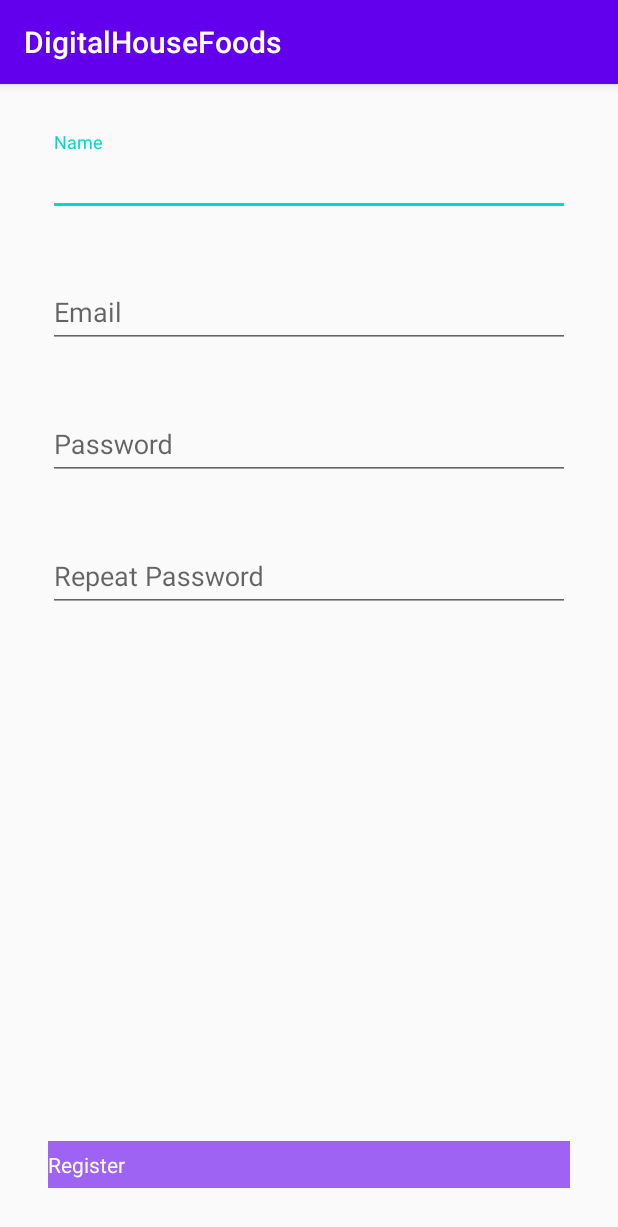
After one commit to analuramalho/DESAFIO_KOTLIN_02, an Android app: the fragment RegisterFragment shown on its own in the app's theme, on a phone screen of 412 x 824 dp. The commit adds this screen. Shown: the top 1227 px of the screen. Run offline under Robolectric (Android 15) with nearby library versions, the phone set to English and light mode, and no system bars.

Commit message:
Criação do RegisterFragment

```diff
--- /dev/null
+++ b/DigitalHouseFoods/app/src/main/java/com/example/digitalhousefoods/register/view/RegisterFragment.kt
@@ -0,0 +1,32 @@
+package com.example.digitalhousefoods.register.view
+
+import android.os.Bundle
+import androidx.fragment.app.Fragment
+import android.view.LayoutInflater
+import android.view.View
+import android.view.ViewGroup
+import com.example.digitalhousefoods.R
+
+class RegisterFragment : Fragment() {
+
+
+    override fun onCreate(savedInstanceState: Bundle?) {
+        super.onCreate(savedInstanceState)
+
+    }
+
+    override fun onCreateView(
+        inflater: LayoutInflater, container: ViewGroup?,
+        savedInstanceState: Bundle?
+    ): View? {
+        // Inflate the layout for this fragment
+        return inflater.inflate(R.layout.fragment_register, container, false)
+    }
+
+    companion object {
+
+        @JvmStatic
+        fun newInstance() =
+            RegisterFragment()
+    }
+}
--- a/DigitalHouseFoods/app/src/main/res/layout/fragment_login.xml
+++ b/DigitalHouseFoods/app/src/main/res/layout/fragment_login.xml
@@ -8,7 +8,7 @@
     tools:context=".login.view.LoginFragment">
 
         <com.google.android.material.textfield.TextInputLayout
-        android:id="@+id/txtEmail"
+            android:id="@+id/txtEmailLogin"
             android:layout_width="match_parent"
             android:layout_height="wrap_content"
             android:hint="@string/email"
@@ -17,21 +17,24 @@
 
             <com.google.android.material.textfield.TextInputEditText
                 android:layout_width="match_parent"
-            android:layout_height="wrap_content" />
+                android:layout_height="wrap_content"
+                android:inputType="textEmailAddress"/>
         </com.google.android.material.textfield.TextInputLayout>
 
         <com.google.android.material.textfield.TextInputLayout
-        android:id="@+id/txtSenha"
+            android:id="@+id/txtPasswordLogin"
             android:layout_width="match_parent"
             android:layout_height="wrap_content"
             android:layout_marginTop="@dimen/marginTop"
-        android:hint="@string/senha"
+            android:hint="@string/password"
+            app:endIconMode="password_toggle"
             app:layout_constraintStart_toStartOf="parent"
-        app:layout_constraintTop_toBottomOf="@+id/txtEmail">
+            app:layout_constraintTop_toBottomOf="@+id/txtEmailLogin">
 
             <com.google.android.material.textfield.TextInputEditText
                 android:layout_width="match_parent"
-            android:layout_height="wrap_content" />
+                android:layout_height="wrap_content"
+                android:inputType="textPassword"/>
         </com.google.android.material.textfield.TextInputLayout>
 
 
@@ -45,28 +48,31 @@
             android:background="#9AFF0000"
             app:layout_constraintEnd_toEndOf="parent"
             app:layout_constraintStart_toStartOf="parent"
-        app:layout_constraintTop_toBottomOf="@+id/txtSenha" />
+            app:layout_constraintTop_toBottomOf="@+id/txtPasswordLogin" />
 
         <TextView
             android:id="@+id/textView"
             android:layout_width="wrap_content"
             android:layout_height="wrap_content"
             android:layout_marginTop="@dimen/marginTop"
+            android:layout_marginBottom="250dp"
             android:gravity="center"
             android:text="@string/or"
+            app:layout_constraintBottom_toTopOf="@+id/btnRegisterLogin"
             app:layout_constraintEnd_toEndOf="parent"
             app:layout_constraintStart_toStartOf="parent"
             app:layout_constraintTop_toBottomOf="@+id/btnLogin" />
 
 
         <com.google.android.material.button.MaterialButton
-        android:id="@+id/btnRegister"
+            android:id="@+id/btnRegisterLogin"
             android:layout_width="match_parent"
             android:layout_height="wrap_content"
             android:layout_marginTop="@dimen/marginTop"
+            android:background="#8A9C9B9B"
             android:text="@string/register"
             android:textColor="#FFFFFF"
-        android:background="#8A9C9B9B"
+            app:layout_constraintBottom_toBottomOf="parent"
             app:layout_constraintEnd_toEndOf="parent"
             app:layout_constraintStart_toStartOf="parent"
             app:layout_constraintTop_toBottomOf="@+id/textView" />
--- /dev/null
+++ b/DigitalHouseFoods/app/src/main/res/layout/fragment_register.xml
@@ -0,0 +1,104 @@
+<?xml version="1.0" encoding="utf-8"?>
+<androidx.constraintlayout.widget.ConstraintLayout xmlns:android="http://schemas.android.com/apk/res/android"
+    xmlns:app="http://schemas.android.com/apk/res-auto"
+    xmlns:tools="http://schemas.android.com/tools"
+    android:layout_width="match_parent"
+    android:layout_height="match_parent"
+    android:padding="@dimen/padding"
+    tools:context=".register.view.RegisterFragment">
+
+
+    <com.google.android.material.textfield.TextInputLayout
+        android:id="@+id/txtNameRegister"
+        android:layout_width="match_parent"
+        android:layout_height="wrap_content"
+        android:layout_marginStart="16dp"
+        android:layout_marginTop="16dp"
+        android:layout_marginEnd="16dp"
+        android:hint="@string/name"
+        app:layout_constraintEnd_toEndOf="parent"
+        app:layout_constraintStart_toStartOf="parent"
+        app:layout_constraintTop_toTopOf="parent">
+
+
+        <com.google.android.material.textfield.TextInputEditText
+            android:layout_width="match_parent"
+            android:layout_height="wrap_content" />
+    </com.google.android.material.textfield.TextInputLayout>
+
+
+    <com.google.android.material.textfield.TextInputLayout
+        android:id="@+id/txtEmailRegister"
+        android:layout_width="match_parent"
+        android:layout_height="wrap_content"
+        android:layout_marginStart="16dp"
+        android:layout_marginTop="32dp"
+        android:layout_marginEnd="16dp"
+        android:hint="@string/email"
+        app:layout_constraintEnd_toEndOf="parent"
+        app:layout_constraintStart_toStartOf="parent"
+        app:layout_constraintTop_toBottomOf="@+id/txtNameRegister">
+
+
+        <com.google.android.material.textfield.TextInputEditText
+            android:layout_width="match_parent"
+            android:layout_height="wrap_content"
+            android:inputType="textEmailAddress"/>
+    </com.google.android.material.textfield.TextInputLayout>
+
+    <com.google.android.material.textfield.TextInputLayout
+        android:id="@+id/txtPasswordRegister"
+        android:layout_width="match_parent"
+        android:layout_height="wrap_content"
+        android:layout_marginStart="16dp"
+        android:layout_marginTop="@dimen/marginTop"
+        android:layout_marginEnd="16dp"
+        android:hint="@string/password"
+        app:layout_constraintEnd_toEndOf="parent"
+        app:layout_constraintStart_toStartOf="parent"
+        app:layout_constraintTop_toBottomOf="@+id/txtEmailRegister">
+
+        <com.google.android.material.textfield.TextInputEditText
+            android:layout_width="match_parent"
+            android:layout_height="wrap_content"
+            android:inputType="textPassword"/>
+
+    </com.google.android.material.textfield.TextInputLayout>
+
+
+    <com.google.android.material.textfield.TextInputLayout
+        android:id="@+id/txtPasswordRepeatRegister"
+        android:layout_width="match_parent"
+        android:layout_height="wrap_content"
+        android:layout_marginStart="16dp"
+        android:layout_marginTop="32dp"
+        android:layout_marginEnd="16dp"
+        android:hint="@string/repeat_password"
+        app:layout_constraintEnd_toEndOf="parent"
+        app:layout_constraintStart_toStartOf="parent"
+        app:layout_constraintTop_toBottomOf="@+id/txtPasswordRegister">
+
+        <com.google.android.material.textfield.TextInputEditText
+            android:layout_width="match_parent"
+            android:layout_height="wrap_content"
+            android:inputType="textPassword"/>
+    </com.google.android.material.textfield.TextInputLayout>
+
+
+    <com.google.android.material.button.MaterialButton
+        android:id="@+id/btnRegister"
+        android:layout_width="match_parent"
+        android:layout_height="wrap_content"
+        android:layout_marginStart="16dp"
+        android:layout_marginEnd="16dp"
+        android:layout_marginBottom="16dp"
+        android:text="@string/register"
+        android:textColor="#FFFFFF"
+        android:background="#9AFF0000"
+
+        app:layout_constraintBottom_toBottomOf="parent"
+        app:layout_constraintEnd_toEndOf="parent"
+        app:layout_constraintStart_toStartOf="parent" />
+
+
+</androidx.constraintlayout.widget.ConstraintLayout>
--- a/DigitalHouseFoods/app/src/main/res/values/strings.xml
+++ b/DigitalHouseFoods/app/src/main/res/values/strings.xml
@@ -2,9 +2,11 @@
     <string name="app_name">DigitalHouseFoods</string>
     <!-- TODO: Remove or change this placeholder text -->
     <string name="hello_blank_fragment">Hello blank fragment</string>
-    <string name="senha">Senha</string>
+    <string name="password">Password</string>
     <string name="email">Email</string>
     <string name="login">Login</string>
     <string name="register">Register</string>
     <string name="or">OR</string>
+    <string name="repeat_password">Repeat Password</string>
+    <string name="name">Name</string>
 </resources>
```
Lines whose indentation alone changed are shown as unchanged.
